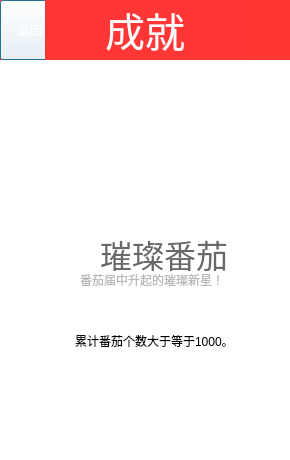
This is diamond.ui in Haiming-Yang/oneTomato as Qt 5 draws it before an edit. The edited form follows.
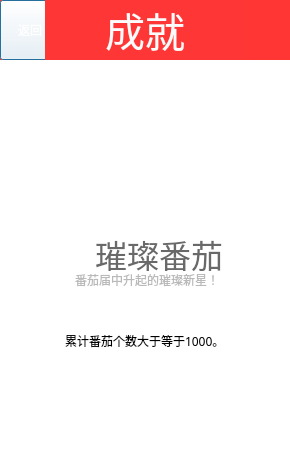
This is the edited form. Icons and pictures are not drawn.

The edit to the form file:
```diff
--- a/diamond.ui
+++ b/diamond.ui
@@ -51,12 +51,17 @@
   <widget class="QLabel" name="label_2">
    <property name="geometry">
     <rect>
-     <x>100</x>
+     <x>95</x>
      <y>230</y>
      <width>131</width>
      <height>41</height>
     </rect>
    </property>
+   <property name="font">
+    <font>
+     <family>Microsoft YaHei</family>
+    </font>
+   </property>
    <property name="text">
     <string>&lt;html&gt;&lt;head/&gt;&lt;body&gt;&lt;p&gt;&lt;span style=&quot; font-size:24pt; color:#696969;&quot;&gt;璀璨番茄&lt;/span&gt;&lt;/p&gt;&lt;/body&gt;&lt;/html&gt;</string>
    </property>
@@ -64,12 +69,17 @@
   <widget class="QLabel" name="label_5">
    <property name="geometry">
     <rect>
-     <x>75</x>
+     <x>65</x>
      <y>330</y>
      <width>171</width>
      <height>21</height>
     </rect>
    </property>
+   <property name="font">
+    <font>
+     <family>Microsoft YaHei</family>
+    </font>
+   </property>
    <property name="text">
     <string>累计番茄个数大于等于1000。</string>
    </property>
@@ -118,12 +128,17 @@
   <widget class="QLabel" name="label_4">
    <property name="geometry">
     <rect>
-     <x>80</x>
+     <x>75</x>
      <y>260</y>
      <width>161</width>
      <height>41</height>
     </rect>
    </property>
+   <property name="font">
+    <font>
+     <family>Microsoft YaHei</family>
+    </font>
+   </property>
    <property name="text">
     <string>&lt;html&gt;&lt;head/&gt;&lt;body&gt;&lt;p&gt;&lt;span style=&quot; color:#b9b9b9;&quot;&gt;番茄届中升起的璀璨新星！&lt;/span&gt;&lt;/p&gt;&lt;/body&gt;&lt;/html&gt;</string>
    </property>
```
Left out of the diff: 6 changed lines with no effect on the pictures.
